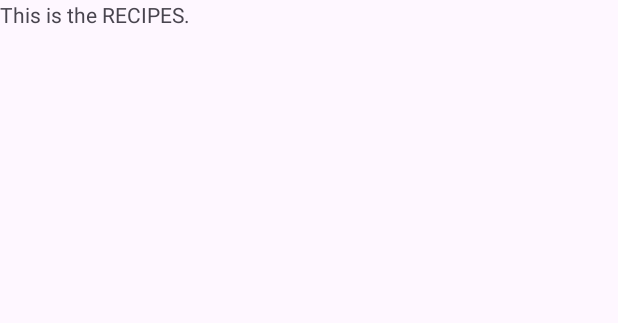
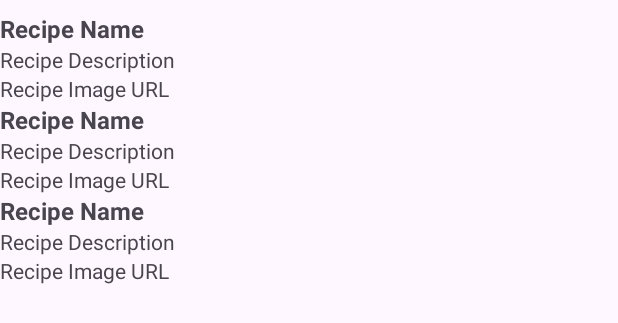
Before and after one commit to Actulus/Android-2023, an Android app: the layout fragment_recipes.xml on its own in the app's theme, with its tools: preview values and no code run, on a phone screen of 412 x 824 dp. Shown: the top 323 px of the screen. Run offline under Robolectric (Android 15) with nearby library versions, the phone set to English and light mode, and no system bars.

Commit message:
started working on lab7

```diff
--- a/android-project/app/src/main/res/layout/fragment_recipes.xml
+++ b/android-project/app/src/main/res/layout/fragment_recipes.xml
@@ -6,9 +6,18 @@
     tools:context=".ui.recipe.RecipesFragment">
 
     <!-- TODO: Update blank fragment layout -->
-    <TextView
+    <!--<TextView
         android:layout_width="match_parent"
         android:layout_height="match_parent"
-        android:text="This is the RECIPES." />
+        android:text="This is the RECIPES." />-->
+
+    <androidx.recyclerview.widget.RecyclerView
+        android:id="@+id/recipes_recycler_view"
+        android:layout_width="match_parent"
+        android:layout_height="match_parent"
+        android:layout_marginTop="8dp"
+        android:layout_marginBottom="8dp"
+        android:scrollbars="vertical"
+        tools:listitem="@layout/recipe_list_item" />
 
 </FrameLayout>
--- /dev/null
+++ b/android-project/app/src/main/res/layout/recipe_list_item.xml
@@ -0,0 +1,40 @@
+<?xml version="1.0" encoding="utf-8"?>
+<androidx.constraintlayout.widget.ConstraintLayout xmlns:android="http://schemas.android.com/apk/res/android"
+    android:layout_width="match_parent"
+    android:layout_height="wrap_content"
+    xmlns:app="http://schemas.android.com/apk/res-auto">
+
+    <!-- TODO: recipe list item with name, description, and image url(as text)-->
+    <TextView
+        android:id="@+id/recipeName"
+        android:layout_width="0dp"
+        android:layout_height="wrap_content"
+        android:text="Recipe Name"
+        android:textSize="16sp"
+        android:textStyle="bold"
+        app:layout_constraintStart_toStartOf="parent"
+        app:layout_constraintEnd_toEndOf="parent"
+        app:layout_constraintTop_toTopOf="parent"
+        app:layout_constraintBottom_toTopOf="@+id/recipeDescription"/>
+
+    <TextView
+        android:id="@+id/recipeDescription"
+        android:layout_width="0dp"
+        android:layout_height="wrap_content"
+        android:text="Recipe Description"
+        app:layout_constraintStart_toStartOf="parent"
+        app:layout_constraintEnd_toEndOf="parent"
+        app:layout_constraintTop_toBottomOf="@+id/recipeName"
+        app:layout_constraintBottom_toTopOf="@+id/recipeImageUrl"/>
+
+    <TextView
+        android:id="@+id/recipeImageUrl"
+        android:layout_width="0dp"
+        android:layout_height="wrap_content"
+        android:text="Recipe Image URL"
+        app:layout_constraintStart_toStartOf="parent"
+        app:layout_constraintEnd_toEndOf="parent"
+        app:layout_constraintTop_toBottomOf="@+id/recipeDescription"
+        app:layout_constraintBottom_toBottomOf="parent"/>
+
+</androidx.constraintlayout.widget.ConstraintLayout>
```
Also changed, not shown: android-project/app/src/main/java/com/tasty/recipesapp/ui/recipe/RecipeDetailFragment.kt (+27 -0 lines), android-project/app/src/main/java/com/tasty/recipesapp/ui/recipe/RecipesFragment.kt (+36 -3 lines), android-project/app/src/main/java/com/tasty/recipesapp/ui/recipe/adapter/RecipesListAdapter.kt (added, +42 -0 lines).
